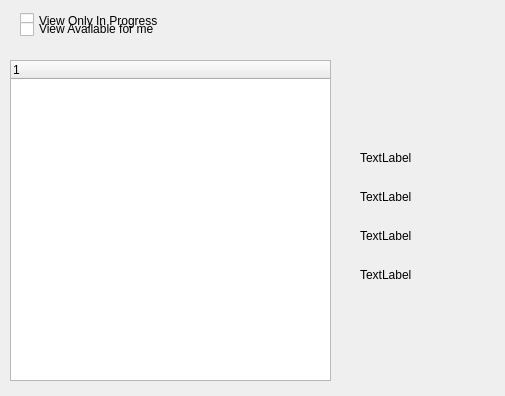
MIDOKIM/CourseManagement, file ViewCourses.ui: the form before one commit.
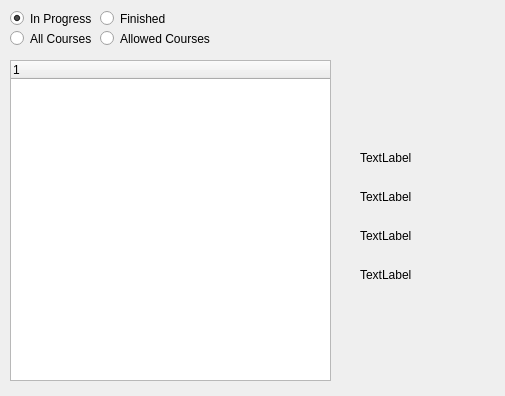
The form after the commit.

Commit message: Fixed View Courses

```diff
--- a/ViewCourses.ui
+++ b/ViewCourses.ui
@@ -28,32 +28,6 @@
     </property>
    </column>
   </widget>
-  <widget class="QCheckBox" name="checkBox">
-   <property name="geometry">
-    <rect>
-     <x>20</x>
-     <y>10</y>
-     <width>151</width>
-     <height>21</height>
-    </rect>
-   </property>
-   <property name="text">
-    <string>View Only In Progress</string>
-   </property>
-  </widget>
-  <widget class="QCheckBox" name="checkBox_1">
-   <property name="geometry">
-    <rect>
-     <x>20</x>
-     <y>20</y>
-     <width>140</width>
-     <height>18</height>
-    </rect>
-   </property>
-   <property name="text">
-    <string>View Available for me</string>
-   </property>
-  </widget>
   <widget class="QLabel" name="label">
    <property name="geometry">
     <rect>
@@ -106,6 +80,61 @@
     <string>TextLabel</string>
    </property>
   </widget>
+  <widget class="QRadioButton" name="rad_Progrss">
+   <property name="geometry">
+    <rect>
+     <x>10</x>
+     <y>10</y>
+     <width>82</width>
+     <height>17</height>
+    </rect>
+   </property>
+   <property name="text">
+    <string>In Progress</string>
+   </property>
+   <property name="checked">
+    <bool>true</bool>
+   </property>
+  </widget>
+  <widget class="QRadioButton" name="rad_Finished">
+   <property name="geometry">
+    <rect>
+     <x>100</x>
+     <y>10</y>
+     <width>82</width>
+     <height>17</height>
+    </rect>
+   </property>
+   <property name="text">
+    <string>Finished</string>
+   </property>
+  </widget>
+  <widget class="QRadioButton" name="rad_All">
+   <property name="geometry">
+    <rect>
+     <x>10</x>
+     <y>30</y>
+     <width>82</width>
+     <height>17</height>
+    </rect>
+   </property>
+   <property name="text">
+    <string>All Courses</string>
+   </property>
+  </widget>
+  <widget class="QRadioButton" name="radAllowed">
+   <property name="geometry">
+    <rect>
+     <x>100</x>
+     <y>30</y>
+     <width>111</width>
+     <height>17</height>
+    </rect>
+   </property>
+   <property name="text">
+    <string>Allowed Courses</string>
+   </property>
+  </widget>
  </widget>
  <layoutdefault spacing="6" margin="11"/>
  <resources/>
```
Left out of the diff: 70 changed lines with no effect on the pictures. The commit also changes 6 other files.
